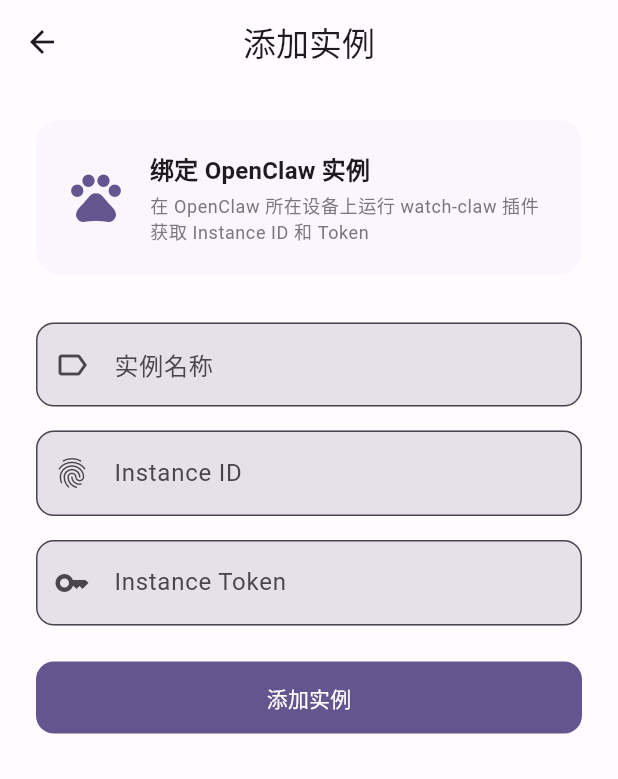
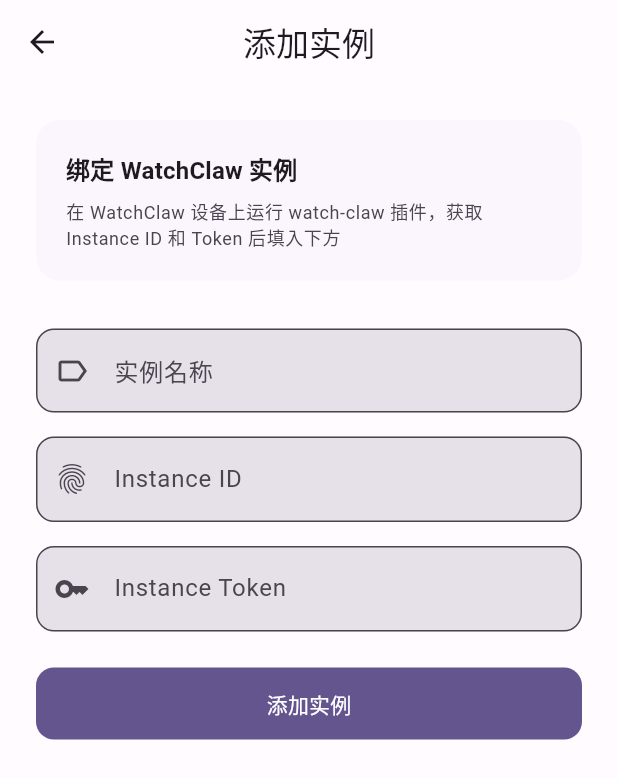
Before and after one commit to hkgood/oc-admin-app, a Flutter app: the AddInstancePage screen opened directly, on a phone screen of 412 x 824 dp. Shown: the top 779 px of the screen. Run offline on Flutter 3.47's test engine with Material 3 defaults, Android fonts, the phone set to English and light mode, and no system bars; our stand-ins replace fl_chart, flutter_secure_storage, pocketbase; accounts and stored records are empty.

Commit message:
Update lib/presentation/pages/add_instance_page.dart

```diff
--- a/lib/presentation/pages/add_instance_page.dart
+++ b/lib/presentation/pages/add_instance_page.dart
@@ -57,6 +57,7 @@
     return Scaffold(
       appBar: AppBar(
         title: const Text('添加实例'),
+        centerTitle: true,
       ),
       body: SingleChildScrollView(
         padding: const EdgeInsets.all(24),
@@ -72,32 +73,20 @@
                   color: Theme.of(context).colorScheme.primaryContainer.withAlpha(50),
                   borderRadius: BorderRadius.circular(16),
                 ),
-                child: Row(
-                  children: [
-                    Icon(
-                      Icons.pets,
-                      size: 40,
-                      color: Theme.of(context).colorScheme.primary,
-                    ),
-                    const SizedBox(width: 16),
-                    Expanded(
                 child: Column(
                   crossAxisAlignment: CrossAxisAlignment.start,
                   children: [
                     Text(
-                            '绑定 OpenClaw 实例',
+                      '绑定 WatchClaw 实例',
                       style: Theme.of(context).textTheme.titleMedium?.copyWith(
-                                  fontWeight: FontWeight.bold,
+                            fontWeight: FontWeight.w600,
                           ),
                     ),
-                          const SizedBox(height: 4),
+                    const SizedBox(height: 8),
                     Text(
-                            '在 OpenClaw 所在设备上运行 watch-claw 插件获取 Instance ID 和 Token',
+                      '在 WatchClaw 设备上运行 watch-claw 插件，获取 Instance ID 和 Token 后填入下方',
                       style: Theme.of(context).textTheme.bodySmall?.copyWith(
-                                  color: Theme.of(context).colorScheme.outline,
-                                ),
-                          ),
-                        ],
+                            color: Theme.of(context).colorScheme.onSurfaceVariant,
                           ),
                     ),
                   ],
@@ -109,6 +98,7 @@
               TextFormField(
                 controller: _nameController,
                 textInputAction: TextInputAction.next,
+                textCapitalization: TextCapitalization.words,
                 decoration: const InputDecoration(
                   labelText: '实例名称',
                   hintText: '例如：我的服务器',
@@ -159,13 +149,25 @@
                   padding: const EdgeInsets.all(12),
                   decoration: BoxDecoration(
                     color: Theme.of(context).colorScheme.errorContainer,
-                    borderRadius: BorderRadius.circular(8),
+                    borderRadius: BorderRadius.circular(12),
                   ),
+                  child: Row(
+                    children: [
+                      Icon(
+                        Icons.error_outline,
+                        color: Theme.of(context).colorScheme.onErrorContainer,
+                        size: 20,
+                      ),
+                      const SizedBox(width: 8),
+                      Expanded(
                         child: Text(
                           _errorMessage!,
                           style: TextStyle(
                             color: Theme.of(context).colorScheme.onErrorContainer,
                           ),
+                        ),
+                      ),
+                    ],
                   ),
                 ),
                 const SizedBox(height: 16),
```
Lines whose indentation alone changed are shown as unchanged.
